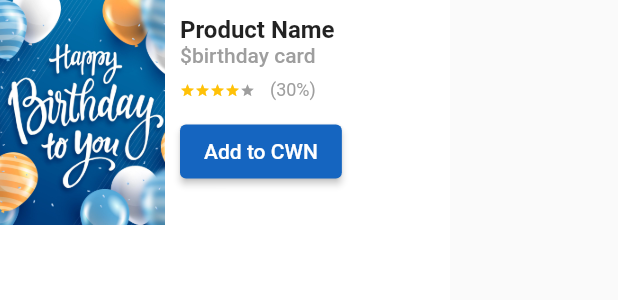
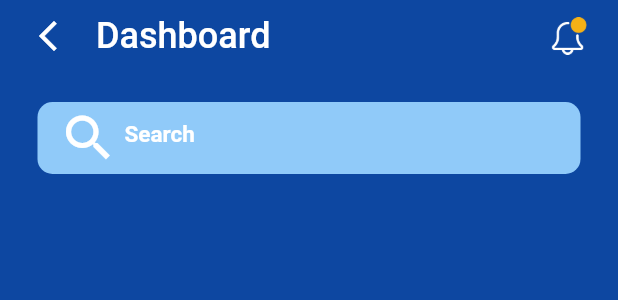
Before and after one commit to PearAmp/drawer_app, a Flutter app: the BirthdayCard widget shown alone on an empty page, opened directly, after a tap on "Add to CWN", on a phone screen of 412 x 824 dp. Shown: the top 300 px of the screen. Run offline on Flutter 3.47's test engine with Material 2 defaults, Android fonts, the phone set to English and light mode, and no system bars; our stand-ins replace flutter_svg, gap.

Commit message:
add dashboard

```diff
--- a/lib/components/birthday_card.dart
+++ b/lib/components/birthday_card.dart
@@ -1,3 +1,4 @@
+import 'package:drawer_app/page/dashboard.dart';
 import 'package:flutter/material.dart';
 import 'package:gap/gap.dart';
 
@@ -66,7 +67,13 @@ class BirthdayCard extends StatelessWidget {
                     style: ElevatedButton.styleFrom(
                       primary: Colors.blue.shade800,
                     ),
-                    onPressed: (() {}),
+                    onPressed: (() {
+                      Navigator.push(
+                        context,
+                        MaterialPageRoute(
+                            builder: (context) => const DashboardPage()),
+                      );
+                    }),
                     child: const Text('Add to CWN'))
               ],
             ),
--- /dev/null
+++ b/lib/page/dashboard.dart
@@ -0,0 +1,85 @@
+import 'package:drawer_app/screen/product_screen.dart';
+import 'package:flutter/material.dart';
+import 'package:gap/gap.dart';
+
+class DashboardPage extends StatefulWidget {
+  const DashboardPage({Key? key}) : super(key: key);
+
+  @override
+  State<DashboardPage> createState() => _DashboardPageState();
+}
+
+class _DashboardPageState extends State<DashboardPage> {
+  @override
+  Widget build(BuildContext context) {
+    return Scaffold(
+      backgroundColor: Colors.blue.shade900,
+      body: ListView(
+        children: <Widget>[
+          Column(
+            children: [
+              Row(
+                children: [
+                  ElevatedButton(
+                      style: ElevatedButton.styleFrom(
+                          primary: Colors.transparent,
+                          shadowColor: Colors.transparent),
+                      onPressed: () {
+                        Navigator.push(
+                          context,
+                          MaterialPageRoute(
+                              builder: (context) => const ProductScreen()),
+                        );
+                      },
+                      child: const Icon(Icons.arrow_back_ios_new_outlined)),
+                  const Text(
+                    'Dashboard',
+                    style: TextStyle(
+                        color: Colors.white,
+                        fontSize: 24,
+                        fontWeight: FontWeight.w500),
+                  ),
+                  Spacer(),
+                  Container(
+                    margin: EdgeInsets.only(right: 20),
+                    child: Image.asset(
+                      'assets/icons/bell.png',
+                      width: 25,
+                    ),
+                  )
+                ],
+              ),
+              Gap(20),
+              Padding(
+                padding: const EdgeInsets.symmetric(horizontal: 25),
+                child: Container(
+                  decoration: BoxDecoration(
+                    borderRadius: BorderRadius.circular(10),
+                    color: Colors.blue.shade200,
+                  ),
+                  child: const Padding(
+                    padding: EdgeInsets.only(left: 10),
+                    child: TextField(
+                      decoration: InputDecoration(
+                          prefixIcon: Icon(
+                            Icons.search,
+                            size: 40,
+                            color: Colors.white,
+                          ),
+                          border: InputBorder.none,
+                          hintText: 'Search',
+                          hintStyle: TextStyle(
+                              fontSize: 15,
+                              fontWeight: FontWeight.w600,
+                              color: Colors.white)),
+                    ),
+                  ),
+                ),
+              ),
+            ],
+          ),
+        ],
+      ),
+    );
+  }
+}
```
Also changed, not shown: assets/icons/bell.png (added), assets/icons/facebook.svg (deleted), assets/icons/twitter.svg (deleted).
